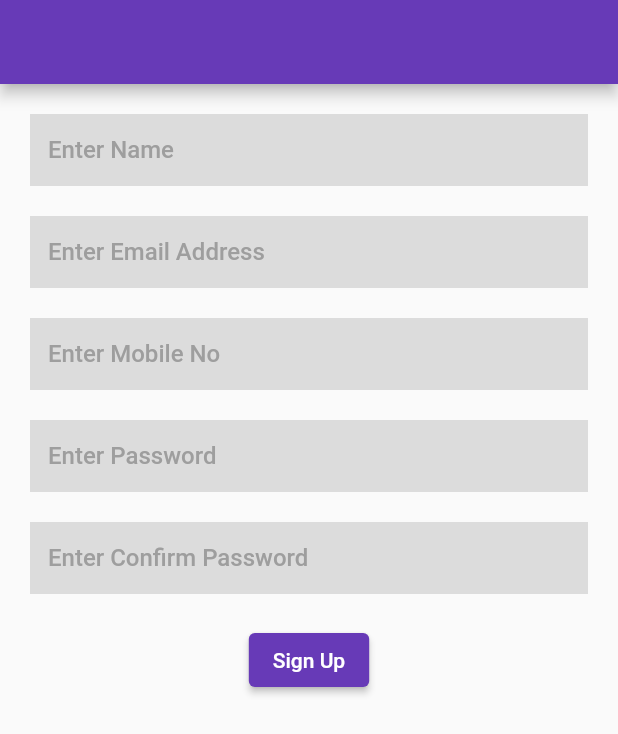
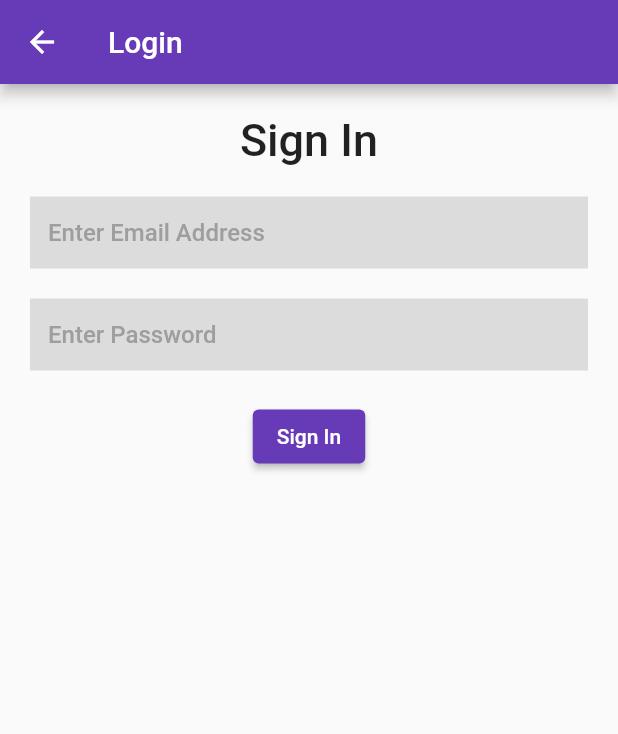
Before and after one commit to shabbirrajput/sqlfite_practice, a Flutter app: the screen it shows after launch, after a tap on "Sign Up", on a phone screen of 412 x 824 dp. Shown: the top 734 px of the screen. Run offline on Flutter 3.47's test engine with Material 2 defaults, Android fonts, the phone set to English and light mode, and no system bars; our stand-ins replace sqflite; accounts and stored records are empty.

Commit message:
Sign In/Up with data storing in local DB ---> Done

```diff
--- /dev/null
+++ b/lib/auth/sign_in.dart
@@ -0,0 +1,76 @@
+import 'package:flutter/material.dart';
+
+class SignIn extends StatefulWidget {
+  const SignIn({Key? key}) : super(key: key);
+
+  @override
+  State<SignIn> createState() => _SignInState();
+}
+
+class _SignInState extends State<SignIn> {
+  TextEditingController emailController = TextEditingController();
+  TextEditingController passwordController = TextEditingController();
+  @override
+  Widget build(BuildContext context) {
+    return Scaffold(
+      appBar: AppBar(
+        title: const Text('Login'),
+      ),
+      body: Padding(
+        padding: const EdgeInsets.symmetric(horizontal: 20),
+        child: SingleChildScrollView(
+          child: Column(
+            children: [
+              const SizedBox(
+                height: 20,
+              ),
+              const Text(
+                'Sign In',
+                style: TextStyle(fontSize: 30, fontWeight: FontWeight.w500),
+              ),
+              const SizedBox(
+                height: 20,
+              ),
+              TextFormField(
+                controller: emailController,
+                style: const TextStyle(color: Colors.black),
+                decoration: const InputDecoration(
+                    filled: true,
+                    fillColor: Colors.black12,
+                    border: InputBorder.none,
+                    hintText: 'Enter Email Address',
+                    hintStyle: TextStyle(
+                      color: Colors.grey,
+                      fontWeight: FontWeight.w500,
+                    )),
+              ),
+              const SizedBox(
+                height: 20,
+              ),
+              TextFormField(
+                controller: passwordController,
+                style: const TextStyle(color: Colors.black),
+                decoration: const InputDecoration(
+                    filled: true,
+                    fillColor: Colors.black12,
+                    border: InputBorder.none,
+                    hintText: 'Enter Password',
+                    hintStyle: TextStyle(
+                      color: Colors.grey,
+                      fontWeight: FontWeight.w500,
+                    )),
+              ),
+              const SizedBox(
+                height: 20,
+              ),
+              ElevatedButton(
+                onPressed: () {},
+                child: const Text('Sign In'),
+              ),
+            ],
+          ),
+        ),
+      ),
+    );
+  }
+}
--- a/lib/auth/sign_up.dart
+++ b/lib/auth/sign_up.dart
@@ -1,4 +1,5 @@
 import 'package:flutter/material.dart';
+import 'package:sqlite_practice/auth/sign_in.dart';
 import 'package:sqlite_practice/db/db_helper.dart';
 import 'package:sqlite_practice/models/user_model.dart';
 
@@ -49,11 +50,21 @@ class _SignUpState extends State<SignUp> {
   @override
   Widget build(BuildContext context) {
     return Scaffold(
-      appBar: AppBar(),
+      appBar: AppBar(
+        title: const Text('Register'),
+      ),
       body: Padding(
         padding: const EdgeInsets.symmetric(horizontal: 20),
+        child: SingleChildScrollView(
           child: Column(
             children: [
+              const SizedBox(
+                height: 20,
+              ),
+              const Text(
+                'Sign Up',
+                style: TextStyle(fontSize: 30, fontWeight: FontWeight.bold),
+              ),
               const SizedBox(
                 height: 20,
               ),
@@ -130,11 +141,16 @@ class _SignUpState extends State<SignUp> {
               ElevatedButton(
                   onPressed: () {
                     signUp();
+                    Navigator.push(
+                        context,
+                        MaterialPageRoute(
+                            builder: (context) => const SignIn()));
                   },
                   child: const Text('Sign Up'))
             ],
           ),
         ),
+      ),
     );
   }
 }
```
Lines whose indentation alone changed are shown as unchanged.
